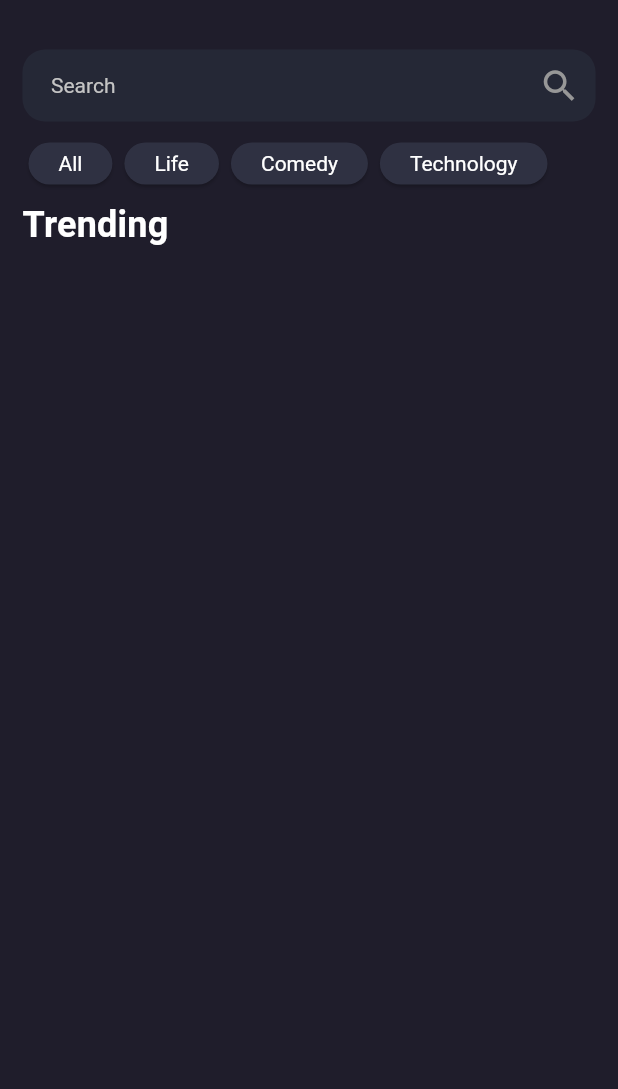
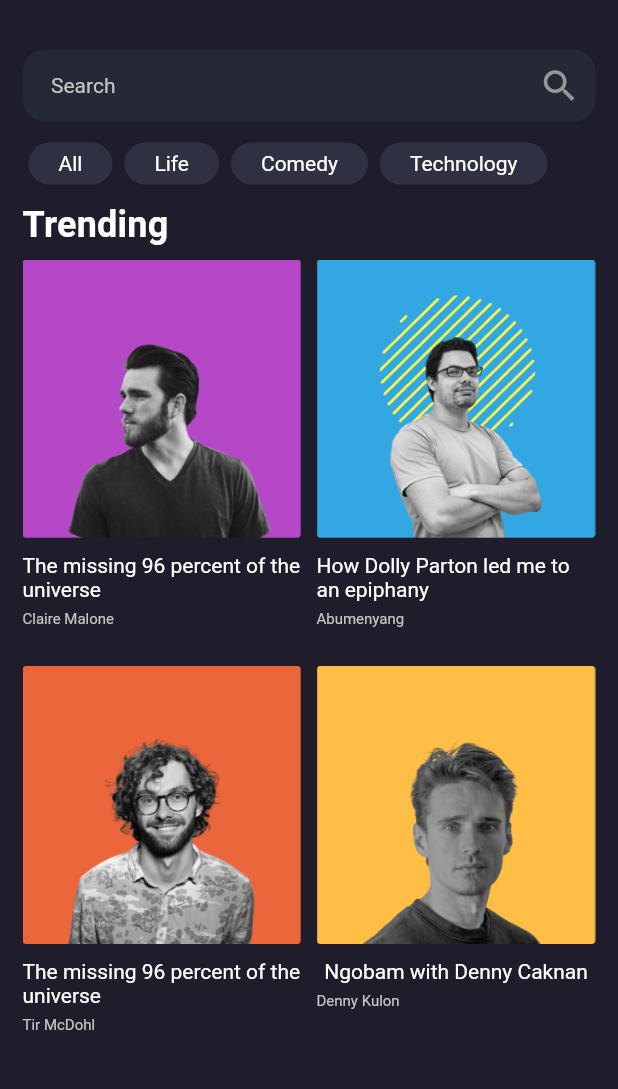
Before and after one commit to Keremovsky/piton_tech_project, a Flutter app: the screen it shows after launch, on a phone screen of 412 x 824 dp, the part 57-1146 px from its top. Run offline on Flutter 3.47's test engine with Material 3 defaults, Android fonts, the light colour scheme and no system bars; our stand-ins replace flutter_riverpod, go_router, google_fonts, shared_preferences.

Commit message:
music box widget created

```diff
--- /dev/null
+++ b/lib/core/constants/data_constants.dart
@@ -0,0 +1,32 @@
+import 'package:piton_tech_project/core/constants/assets_constants.dart';
+import 'package:piton_tech_project/models/music_model.dart';
+
+class DataConstants {
+  final categories = ["All", "Life", "Comedy", "Technology"];
+  final musicData = [
+    MusicModel(
+      title: "The missing 96 percent of the universe",
+      artist: "Claire Malone",
+      image: AssetsConstants.albumPhoto0,
+      music: "",
+    ),
+    MusicModel(
+      title: "How Dolly Parton led me to an epiphany",
+      artist: "Abumenyang",
+      image: AssetsConstants.albumPhoto1,
+      music: "",
+    ),
+    MusicModel(
+      title: "The missing 96 percent of the universe",
+      artist: "Tir McDohl",
+      image: AssetsConstants.albumPhoto2,
+      music: "",
+    ),
+    MusicModel(
+      title: "Ngobam with Denny Caknan",
+      artist: "Denny Kulon",
+      image: AssetsConstants.albumPhoto3,
+      music: "",
+    ),
+  ];
+}
--- a/lib/core/utils/custom_button.dart
+++ b/lib/core/utils/custom_button.dart
@@ -52,13 +52,13 @@ class CustomButton extends StatelessWidget {
         width: width,
         child: Card(
           color: backgroundColor,
-          elevation: elevation ?? 1,
+          elevation: elevation ?? 0,
           shape: RoundedRectangleBorder(
-            borderRadius: borderRadius ?? BorderRadius.circular(10),
+            borderRadius: borderRadius ?? const BorderRadius.only(),
           ),
           child: InkWell(
             onTap: onTap,
-            borderRadius: borderRadius ?? BorderRadius.circular(10),
+            borderRadius: borderRadius,
             child: Padding(
               padding: innerPadding ?? const EdgeInsets.only(),
               child: Center(child: child),
--- a/lib/features/home/screens/home_screen.dart
+++ b/lib/features/home/screens/home_screen.dart
@@ -1,8 +1,11 @@
 import 'package:flutter/material.dart';
+import 'package:piton_tech_project/core/constants/data_constants.dart';
 import 'package:piton_tech_project/core/constants/theme_constants.dart';
 import 'package:piton_tech_project/core/custom_icons_icons.dart';
 import 'package:piton_tech_project/core/utils/custom_button.dart';
 import 'package:piton_tech_project/features/home/widgets/custom_drawer.dart';
+import 'package:piton_tech_project/features/home/widgets/music_box.dart';
+import 'package:piton_tech_project/models/music_model.dart';
 import 'package:piton_tech_project/themes/palette.dart';
 
 class HomeScreen extends StatefulWidget {
@@ -16,7 +19,9 @@ class _HomeScreenState extends State<HomeScreen> {
   final GlobalKey<ScaffoldState> _scaffoldKey = GlobalKey<ScaffoldState>();
   final TextEditingController _controller = TextEditingController();
   final OutlineInputBorder _textFieldBorder = ThemeConstants().textFieldBorder;
-  final List<String> _categories = ["All", "Life", "Comedy", "Technology"];
+
+  final List<String> _categories = DataConstants().categories;
+  final List<MusicModel> _musics = DataConstants().musicData;
 
   @override
   Widget build(BuildContext context) {
@@ -102,9 +107,22 @@ class _HomeScreenState extends State<HomeScreen> {
               ),
               const SizedBox(height: 5),
               Expanded(
-                child: GridView.count(
-                  crossAxisCount: 2,
-                  children: [],
+                child: GridView.builder(
+                  gridDelegate: const SliverGridDelegateWithFixedCrossAxisCount(
+                    crossAxisCount: 2,
+                    mainAxisSpacing: 10,
+                    crossAxisSpacing: 10,
+                    childAspectRatio: 1 / 1.4,
+                  ),
+                  itemCount: _musics.length,
+                  itemBuilder: (BuildContext context, int index) {
+                    return MusicBox(
+                      onTap: () {},
+                      image: Image.asset(_musics[index].image),
+                      titleText: _musics[index].title,
+                      descriptionText: _musics[index].artist,
+                    );
+                  },
                 ),
               ),
             ],
--- /dev/null
+++ b/lib/features/home/widgets/music_box.dart
@@ -0,0 +1,66 @@
+import 'package:flutter/material.dart';
+
+class MusicBox extends StatelessWidget {
+  const MusicBox({
+    super.key,
+    required this.onTap,
+    this.backgroundColor,
+    this.height,
+    this.width,
+    this.elevation,
+    this.borderRadius,
+    this.padding,
+    this.innerPadding,
+    required this.image,
+    required this.titleText,
+    this.titleStyle,
+    required this.descriptionText,
+    this.descriptionStyle,
+  });
+
+  final Function() onTap;
+  final Color? backgroundColor;
+  final double? height;
+  final double? width;
+  final double? elevation;
+  final BorderRadius? borderRadius;
+  final EdgeInsets? padding;
+  final EdgeInsets? innerPadding;
+  final Image image;
+  final String titleText;
+  final TextStyle? titleStyle;
+  final String descriptionText;
+  final TextStyle? descriptionStyle;
+
+  @override
+  Widget build(BuildContext context) {
+    return GestureDetector(
+      onTap: onTap,
+      child: Container(
+        height: height,
+        width: width,
+        padding: padding,
+        child: Column(
+          children: [
+            image,
+            const SizedBox(height: 10),
+            Text(
+              titleText,
+              style: titleStyle ?? Theme.of(context).textTheme.displayMedium,
+            ),
+            const SizedBox(height: 5),
+            Row(
+              children: [
+                Text(
+                  descriptionText,
+                  style: descriptionStyle ??
+                      Theme.of(context).textTheme.displaySmall,
+                ),
+              ],
+            ),
+          ],
+        ),
+      ),
+    );
+  }
+}
--- /dev/null
+++ b/lib/models/music_model.dart
@@ -0,0 +1,73 @@
+// ignore_for_file: public_member_api_docs, sort_constructors_first
+import 'dart:convert';
+
+class MusicModel {
+  final String title;
+  final String artist;
+  final String image;
+  final String music;
+
+  MusicModel({
+    required this.title,
+    required this.artist,
+    required this.image,
+    required this.music,
+  });
+
+  MusicModel copyWith({
+    String? title,
+    String? artist,
+    String? image,
+    String? music,
+  }) {
+    return MusicModel(
+      title: title ?? this.title,
+      artist: artist ?? this.artist,
+      image: image ?? this.image,
+      music: music ?? this.music,
+    );
+  }
+
+  Map<String, dynamic> toMap() {
+    return <String, dynamic>{
+      'title': title,
+      'artist': artist,
+      'image': image,
+      'music': music,
+    };
+  }
+
+  factory MusicModel.fromMap(Map<String, dynamic> map) {
+    return MusicModel(
+      title: map['title'] as String,
+      artist: map['artist'] as String,
+      image: map['image'] as String,
+      music: map['music'] as String,
+    );
+  }
+
+  String toJson() => json.encode(toMap());
+
+  factory MusicModel.fromJson(String source) =>
+      MusicModel.fromMap(json.decode(source) as Map<String, dynamic>);
+
+  @override
+  String toString() {
+    return 'MusicModel(title: $title, artist: $artist, image: $image, music: $music)';
+  }
+
+  @override
+  bool operator ==(covariant MusicModel other) {
+    if (identical(this, other)) return true;
+
+    return other.title == title &&
+        other.artist == artist &&
+        other.image == image &&
+        other.music == music;
+  }
+
+  @override
+  int get hashCode {
+    return title.hashCode ^ artist.hashCode ^ image.hashCode ^ music.hashCode;
+  }
+}
```
Also changed, not shown: assets/images/album1.png, assets/images/album2.png, assets/images/album3.png.
